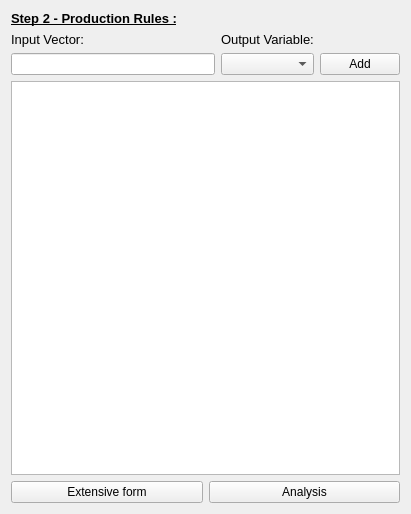
Before: the Qt Designer form fuzzy_logic_gui/flg_compact_rules_page.ui in rafidalhaq/complex-course, drawn with Qt 5.
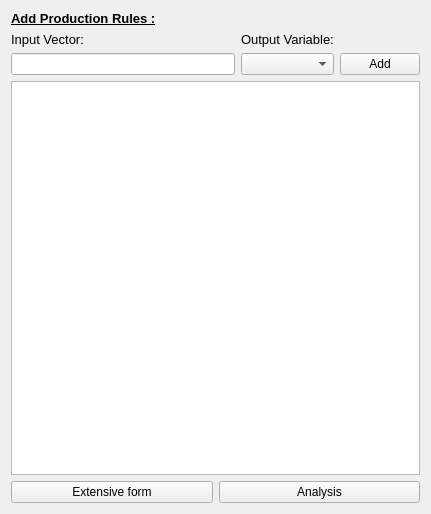
After: the same form once the commit is applied.

Commit message: [FLG] : save/ load projects, dynamic reaction on rules changes, minor changes in gui + ADDED ICON! :)

Patch:
```diff
--- a/fuzzy_logic_gui/flg_compact_rules_page.ui
+++ b/fuzzy_logic_gui/flg_compact_rules_page.ui
@@ -6,7 +6,7 @@
    <rect>
     <x>0</x>
     <y>0</y>
-    <width>411</width>
+    <width>431</width>
     <height>514</height>
    </rect>
   </property>
@@ -41,7 +41,7 @@
           </font>
          </property>
          <property name="text">
-          <string>Step 2 - Production Rules :</string>
+          <string>Add Production Rules :</string>
          </property>
         </widget>
        </item>
```
The commit also changes 10 other files.
